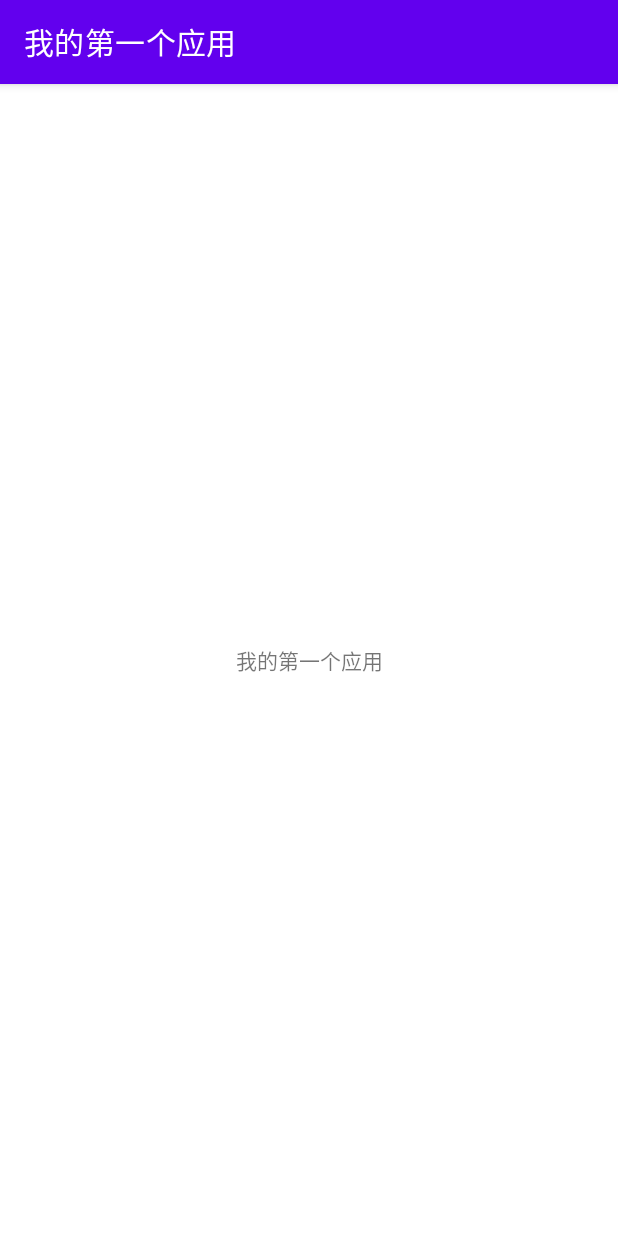
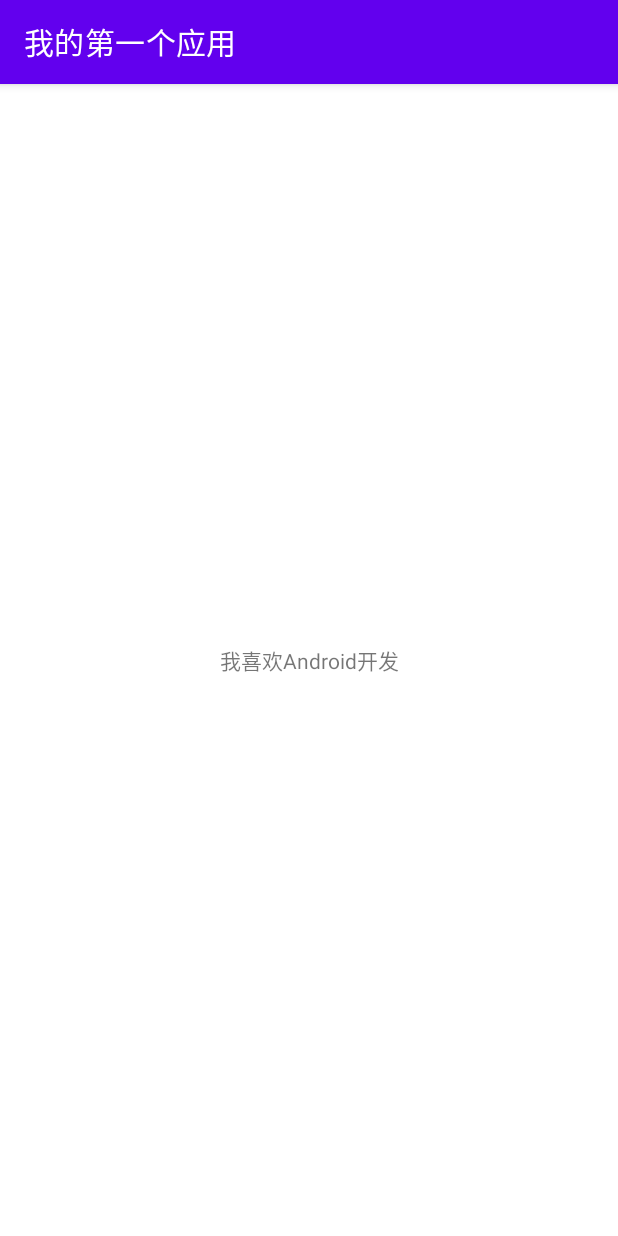
Before and after one commit to bubble486/MyFirstApplication, an Android app: the screen it shows after launch (MainActivity), on a phone screen of 412 x 824 dp. Run offline under Robolectric (Android 15) with nearby library versions, the phone set to English and light mode, and no system bars.

Commit message:
修改了工程的名字，不知道影响是啥，试试看

```diff
--- a/app/src/main/AndroidManifest.xml
+++ b/app/src/main/AndroidManifest.xml
@@ -11,7 +11,7 @@
         android:label="@string/app_name1"
         android:roundIcon="@mipmap/ic_launcher_round"
         android:supportsRtl="true"
-        android:theme="@style/Theme.MyFristApplication"
+        android:theme="@style/Theme.MyFirstApplication"
         tools:targetApi="31">
         <activity
             android:name=".MainActivity"
--- a/app/src/main/java/com/jnu/student/MainActivity.java
+++ b/app/src/main/java/com/jnu/student/MainActivity.java
@@ -13,21 +13,16 @@ public class MainActivity extends AppCompatActivity {
     @Override
     protected void onCreate(Bundle savedInstanceState) {
         super.onCreate(savedInstanceState);
-        Log.v("试一试","不好玩");
-
         setContentView(R.layout.activity_main);
-        textViewHelloWorld= this.findViewById(R.id.text_hello_world);
+//        通过id找到TextView
+        textViewHelloWorld= this.findViewById(R.id.text_view_hello_world);
 
         String strHelloWorld = textViewHelloWorld.getText().toString();
         Log.i("MainActivity",strHelloWorld);
 
-        textViewHelloWorld.setText("text");
-        textViewHelloWorld.setText(R.string.string_hello_world);
+        textViewHelloWorld.setText(R.string.hello_android);
 
-
-
-        String stringHelloWorld = this.getResources().getText(R.string.app_name1).toString();
-        Log.i("MainActivity","nihao");
+        String stringHelloWorld = this.getResources().getText(R.string.string_hello_world).toString();
         textViewHelloWorld.setText(stringHelloWorld);
     }
 }
--- a/app/src/main/res/layout/activity_main.xml
+++ b/app/src/main/res/layout/activity_main.xml
@@ -7,7 +7,7 @@
     tools:context=".MainActivity">
 
     <TextView
-        android:id="@+id/text_hello_world"
+        android:id="@+id/text_view_hello_world"
         android:layout_width="wrap_content"
         android:layout_height="wrap_content"
         android:text="@string/string_hello_world"
--- a/app/src/main/res/values-night/themes.xml
+++ b/app/src/main/res/values-night/themes.xml
@@ -1,6 +1,6 @@
 <resources xmlns:tools="http://schemas.android.com/tools">
     <!-- Base application theme. -->
-    <style name="Theme.MyFristApplication" parent="Theme.MaterialComponents.DayNight.DarkActionBar">
+    <style name="Theme.MyFirstApplication" parent="Theme.MaterialComponents.DayNight.DarkActionBar">
         <!-- Primary brand color. -->
         <item name="colorPrimary">@color/purple_200</item>
         <item name="colorPrimaryVariant">@color/purple_700</item>
--- a/app/src/main/res/values/strings.xml
+++ b/app/src/main/res/values/strings.xml
@@ -1,5 +1,6 @@
 <resources>
-    <string name="app_name">MyFristApplication</string>
+    <string name="app_name">MyFirstApplication</string>
     <string name="app_name1">我的第一个应用</string>
     <string name="string_hello_world">我喜欢Android开发</string>
+    <string name="hello_android">你好Android</string>
 </resources>
--- a/app/src/main/res/values/themes.xml
+++ b/app/src/main/res/values/themes.xml
@@ -1,6 +1,6 @@
 <resources xmlns:tools="http://schemas.android.com/tools">
     <!-- Base application theme. -->
-    <style name="Theme.MyFristApplication" parent="Theme.MaterialComponents.DayNight.DarkActionBar">
+    <style name="Theme.MyFirstApplication" parent="Theme.MaterialComponents.DayNight.DarkActionBar">
         <!-- Primary brand color. -->
         <item name="colorPrimary">@color/purple_500</item>
         <item name="colorPrimaryVariant">@color/purple_700</item>
```
